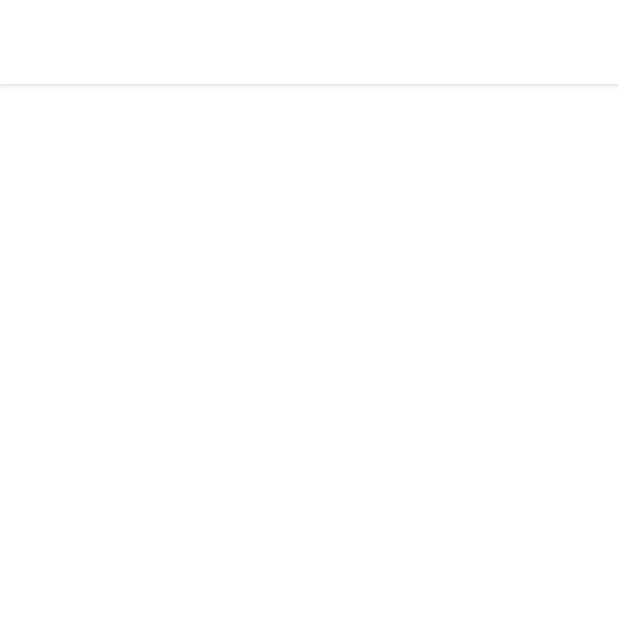
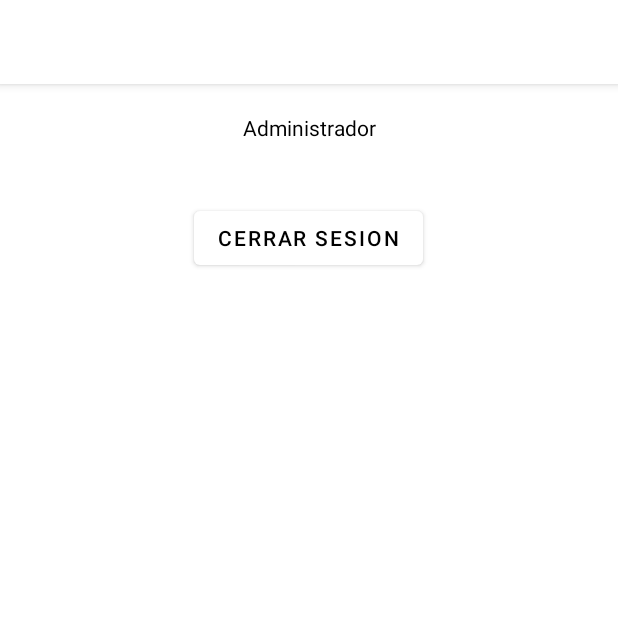
Before and after one commit to nicolas98-a/Tp-Android, an Android app: the UsersListActivity screen opened directly, with no data from a screen before it, on a phone screen of 412 x 824 dp, the top half of it. Before the commit the part shown is almost empty. Run offline under Robolectric (Android 15) with nearby library versions, the phone set to English and light mode, and no system bars; 3 statements that could not run were skipped.

Commit message:
login with rol

```diff
--- a/tpIntegrador/app/src/main/AndroidManifest.xml
+++ b/tpIntegrador/app/src/main/AndroidManifest.xml
@@ -5,6 +5,7 @@
     <application
         android:allowBackup="true"
         android:icon="@mipmap/ic_launcher"
+        android:name=".helpers.UserRolApplication"
         android:label="@string/app_name"
         android:roundIcon="@mipmap/ic_launcher_round"
         android:supportsRtl="true"
--- a/tpIntegrador/app/src/main/java/com/unaj/loginsqlite/UsersListActivity.kt
+++ b/tpIntegrador/app/src/main/java/com/unaj/loginsqlite/UsersListActivity.kt
@@ -3,10 +3,16 @@ package com.unaj.loginsqlite
 import androidx.appcompat.app.AppCompatActivity
 import android.os.Bundle
 import android.view.View
+import android.widget.Button
 import android.widget.TextView
+import com.unaj.loginsqlite.helpers.UserRolApplication.Companion.prefs
+import com.unaj.loginsqlite.sql.DatabaseHelper
 
 class UsersListActivity : AppCompatActivity() {
     private lateinit var textViewUserEmail: TextView
+    private lateinit var textViewUserRol: TextView
+    private lateinit var btnLogOut: Button
+    private lateinit var databaseHelper: DatabaseHelper
 
     override fun onCreate(savedInstanceState: Bundle?) {
         super.onCreate(savedInstanceState)
@@ -14,8 +20,29 @@ class UsersListActivity : AppCompatActivity() {
 
        // initViews()
         textViewUserEmail = findViewById<View>(R.id.textViewUserEmail) as TextView
-        val emailFromIntent = intent.getStringExtra("EMAIL")
-        textViewUserEmail.text = emailFromIntent
+        textViewUserRol = findViewById<View>(R.id.textViewUserRol) as TextView
+        btnLogOut = findViewById(R.id.btnLogOut)
+
+        databaseHelper = DatabaseHelper(this)
+
+        //val emailFromIntent = intent.getStringExtra("EMAIL")
+        //textViewUserEmail.text = emailFromIntent
+
+        btnLogOut.setOnClickListener {
+            prefs.wipe()
+            onBackPressed()
+        }
+
+        val emailFromPrefs = prefs.getUserEmail()
+        val rolInt = databaseHelper.getUserRol(emailFromPrefs)
+
+        val rol: String = if (rolInt == 0){
+            "Administrador"
+        }else{
+            "Usuario"
+        }
+        textViewUserEmail.text = emailFromPrefs
+        textViewUserRol.text = rol
     }
 
     private fun initViews() {
--- a/tpIntegrador/app/src/main/java/com/unaj/loginsqlite/model/User.kt
+++ b/tpIntegrador/app/src/main/java/com/unaj/loginsqlite/model/User.kt
@@ -5,5 +5,6 @@ data class User (
     val id: Int = -1,
     val name: String,
     val email: String,
-    val password: String
+    val password: String,
+    val rol: Int
         )
--- a/tpIntegrador/app/src/main/java/com/unaj/loginsqlite/sql/DatabaseHelper.kt
+++ b/tpIntegrador/app/src/main/java/com/unaj/loginsqlite/sql/DatabaseHelper.kt
@@ -14,23 +14,24 @@ class DatabaseHelper(context: Context) : SQLiteOpenHelper(context, DATABASE_NAME
             COLUMN_USER_ID + " INTEGER PRIMARY KEY AUTOINCREMENT," +
             COLUMN_USER_NAME + " TEXT," +
             COLUMN_USER_EMAIL + " TEXT," +
-            COLUMN_USER_PASSWORD + " TEXT" + ")")
+            COLUMN_USER_PASSWORD + " TEXT, " +
+            COLUMN_USER_ROL + "INTEGER DEFAULT -1" + ")")
 
     private val DROP_USER_TABLE = "DROP TABLE IF EXISTS $TABLE_USER"
-
-
-
+    private val ALTER_USER_TABLE = "ALTER TABLE "+TABLE_USER + " ADD "+COLUMN_USER_ROL +" INTEGER DEFAULT -1"
 
     override fun onCreate(db: SQLiteDatabase) {
         db.execSQL(CREATE_USER_TABLE)
+
     }
 
     override fun onUpgrade(db: SQLiteDatabase, oldVersion: Int, newVersion: Int) {
         // Borrar la base si existe
-        db.execSQL(DROP_USER_TABLE)
+       // db.execSQL(DROP_USER_TABLE)
 
+        db.execSQL(ALTER_USER_TABLE)
         // Crear las tablas de vuelta
-        onCreate(db)
+       // onCreate(db)
     }
 
     // Obtener una lista de usuarios
@@ -57,7 +58,8 @@ class DatabaseHelper(context: Context) : SQLiteOpenHelper(context, DATABASE_NAME
                     id = cursor.getString(cursor.getColumnIndex(COLUMN_USER_ID)).toInt(),
                     name = cursor.getString(cursor.getColumnIndex(COLUMN_USER_NAME)),
                     email = cursor.getString(cursor.getColumnIndex(COLUMN_USER_EMAIL)),
-                    password = cursor.getString(cursor.getColumnIndex(COLUMN_USER_PASSWORD))
+                    password = cursor.getString(cursor.getColumnIndex(COLUMN_USER_PASSWORD)),
+                    rol = cursor.getString(cursor.getColumnIndex(COLUMN_USER_ROL)).toInt()
                 )
                 userList.add(user)
             }  while (cursor.moveToNext())
@@ -75,6 +77,7 @@ class DatabaseHelper(context: Context) : SQLiteOpenHelper(context, DATABASE_NAME
         values.put(COLUMN_USER_NAME, user.name)
         values.put(COLUMN_USER_EMAIL, user.email)
         values.put(COLUMN_USER_PASSWORD, user.password)
+        values.put(COLUMN_USER_ROL, user.rol)
 
         // Insertar fila
         db.insert(TABLE_USER, null, values)
@@ -168,8 +171,35 @@ class DatabaseHelper(context: Context) : SQLiteOpenHelper(context, DATABASE_NAME
         return false
 
     }
+
+    @SuppressLint("Range")
+    fun getUserRol(email: String): Int{
+        val columns = arrayOf(COLUMN_USER_ROL)
+        val db = this.readableDatabase
+
+        // criterio de seleccion
+        val selection = "$COLUMN_USER_EMAIL = ?"
+
+        // argumento de seleccion
+        val selectionArgs = arrayOf(email)
+
+        // query: SELECT user_rol FROM user WHERE user_email = 'ejemplo@mail.com';
+        val cursor = db.query(TABLE_USER,
+            columns,
+            selection,
+            selectionArgs,
+            null,
+            null,
+            null)
+
+        if (cursor.moveToFirst()){
+           return cursor.getString(cursor.getColumnIndex(COLUMN_USER_ROL)).toInt()
+        }
+        return -1
+    }
+
     companion object {
-        private val DATABASE_VERSION = 1
+        private val DATABASE_VERSION = 4
         private val DATABASE_NAME = "UserManager.db"
 
         // User table name
@@ -179,6 +209,7 @@ class DatabaseHelper(context: Context) : SQLiteOpenHelper(context, DATABASE_NAME
         private val COLUMN_USER_NAME = "user_name"
         private val COLUMN_USER_EMAIL = "user_email"
         private val COLUMN_USER_PASSWORD = "user_password"
+        private val COLUMN_USER_ROL = "user_rol"
 
     }
 }
--- a/tpIntegrador/app/src/main/res/layout/activity_users_list.xml
+++ b/tpIntegrador/app/src/main/res/layout/activity_users_list.xml
@@ -12,6 +12,25 @@
         android:layout_width="match_parent"
         android:layout_height="wrap_content"
         android:gravity="center"
-        android:textColor="@color/black"/>
+        android:textColor="@color/black"
+        tools:text="@string/hint_email"/>
+
+    <TextView
+        android:id="@+id/textViewUserRol"
+        android:layout_width="match_parent"
+        android:layout_height="wrap_content"
+        android:gravity="center"
+        android:textColor="@color/black"
+        tools:text="Rol"/>
+
+    <Button
+        android:id="@+id/btnLogOut"
+        android:layout_width="wrap_content"
+        android:layout_height="wrap_content"
+        android:text="@string/logOut"
+        android:textColor="@color/black"
+        android:layout_gravity="center"
+        android:layout_marginTop="40dp">
+    </Button>
 
 </LinearLayout>
--- a/tpIntegrador/app/src/main/res/values/strings.xml
+++ b/tpIntegrador/app/src/main/res/values/strings.xml
@@ -16,4 +16,7 @@
     <string name="error_email_exists">Ya existe el mail</string>
     <string name="error_password_match">La contraseña no coincide</string>
     <string name="error_valid_email_password"> Mail o Contraseña incorrectos</string>
+
+    <string name="checkBoxAdmin">Eres Administrador?</string>
+    <string name="logOut">Cerrar sesion</string>
 </resources>
```
Also changed, not shown: tpIntegrador/app/src/main/java/com/unaj/loginsqlite/LoginActivity.kt (+20 -4 lines), tpIntegrador/app/src/main/java/com/unaj/loginsqlite/RegisterActivity.kt (+12 -1 lines), tpIntegrador/app/src/main/java/com/unaj/loginsqlite/helpers/Prefs.kt (added, +35 -0 lines), tpIntegrador/app/src/main/java/com/unaj/loginsqlite/helpers/UserRolApplication.kt (added, +14 -0 lines), tpIntegrador/app/src/main/res/layout/activity_register.xml (+10 -0 lines).
